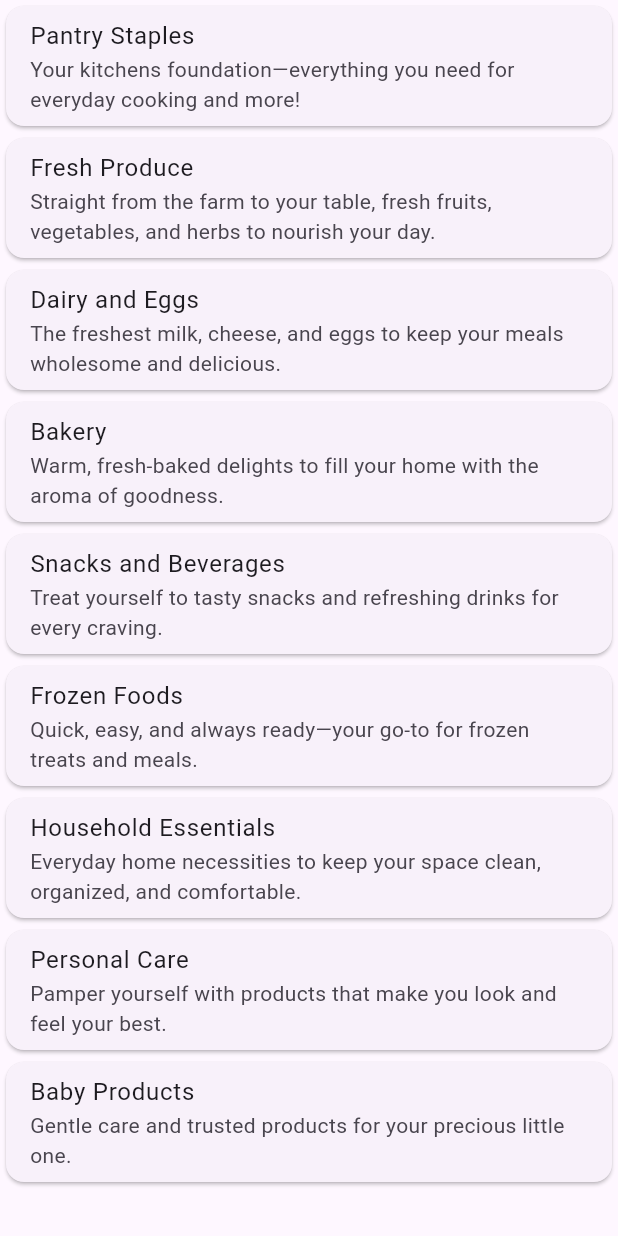
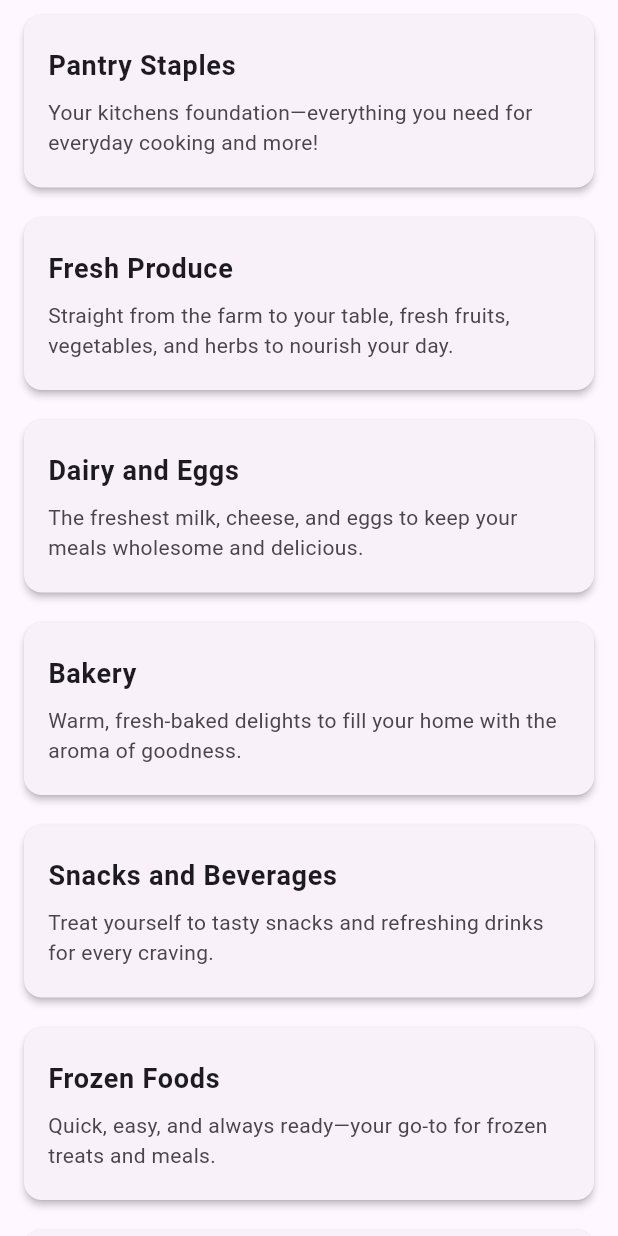
Before and after one commit to Fathir2001/RF-Stores, a Flutter app: the CategoryPage screen opened directly, on a phone screen of 412 x 824 dp. Run offline on Flutter 3.47's test engine with Material 3 defaults, Android fonts, the phone set to English and light mode, and no system bars; our stand-ins replace google_fonts.

Commit message:
Enhance Category page layout with improved padding and styling for better readability

```diff
--- a/Front - End/lib/Pages/HomePage/Category/Category.dart
+++ b/Front - End/lib/Pages/HomePage/Category/Category.dart
@@ -16,14 +16,30 @@ class CategoryPage extends StatelessWidget {
   @override
   Widget build(BuildContext context) {
         return Scaffold(
-
           body: ListView.builder(
             itemCount: categories.length,
             itemBuilder: (context, index) {
-          return Card(
+              return Padding(
+                padding: const EdgeInsets.symmetric(horizontal: 12, vertical: 6),
+                child: Card(
+                  elevation: 2,
                   child: ListTile(
-              title: Text(categories[index]['title']!),
-              subtitle: Text(categories[index]['caption']!),
+                    contentPadding: const EdgeInsets.symmetric(horizontal: 16, vertical: 12),
+                    title: Padding(
+                      padding: const EdgeInsets.only(bottom: 8),
+                      child: Text(
+                        categories[index]['title']!,
+                        style: const TextStyle(
+                          fontSize: 18,
+                          fontWeight: FontWeight.bold,
+                        ),
+                      ),
+                    ),
+                    subtitle: Text(
+                      categories[index]['caption']!,
+                      style: const TextStyle(fontSize: 14),
+                    ),
+                  ),
                 ),
               );
             },
```
Also changed, not shown: Front - End/assets/Images/baby.jpeg (added), Front - End/assets/Images/bakery.jpg (added), Front - End/assets/Images/dairy_eggs.jpg (added), Front - End/assets/Images/frozen.jpg (added), Front - End/assets/Images/household.webp (added), Front - End/assets/Images/pantry_staples.jpg (added), Front - End/assets/Images/personalcare.jpg (added), Front - End/assets/Images/snacks_beverages.jpg (added), 1 other file. Lines whose indentation alone changed are shown as unchanged.
